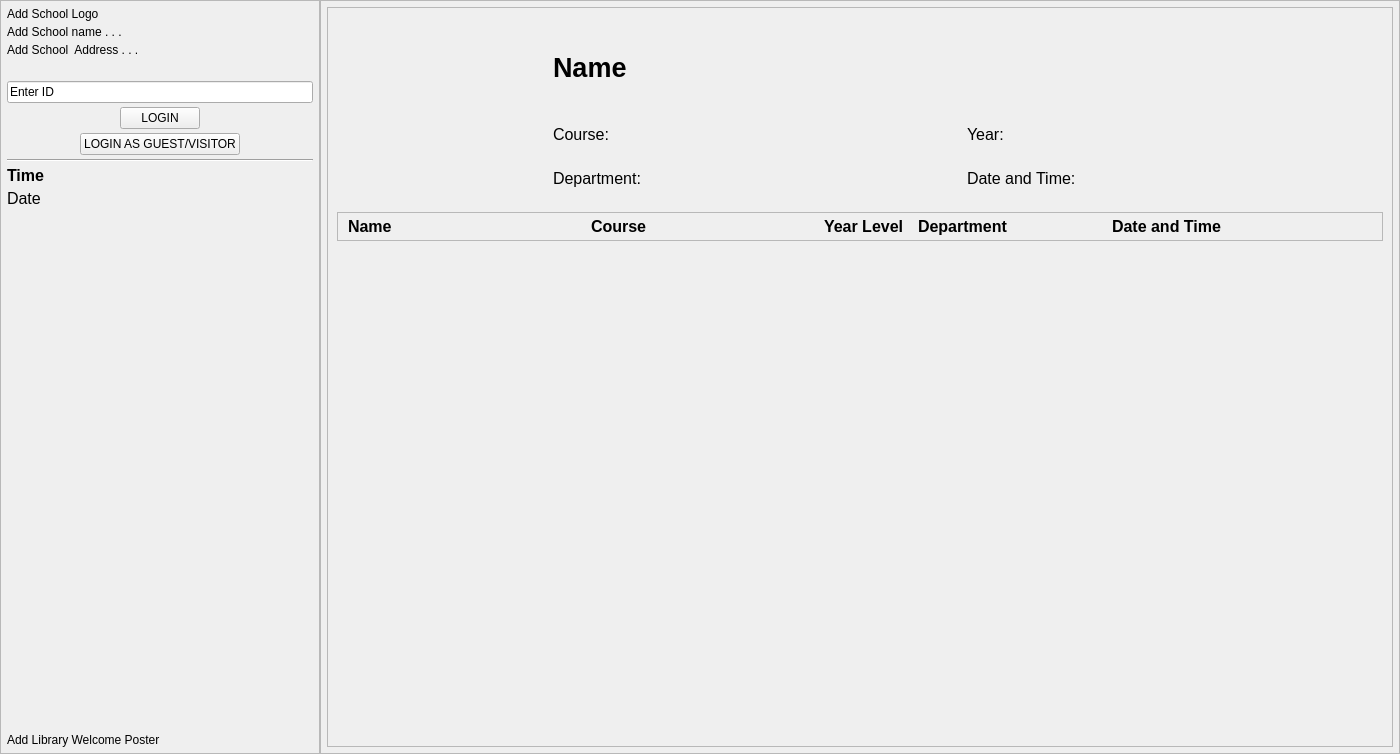
First picture: the form in qt-app/mainwindow.ui, repository lachris320/WITS, before the edit.
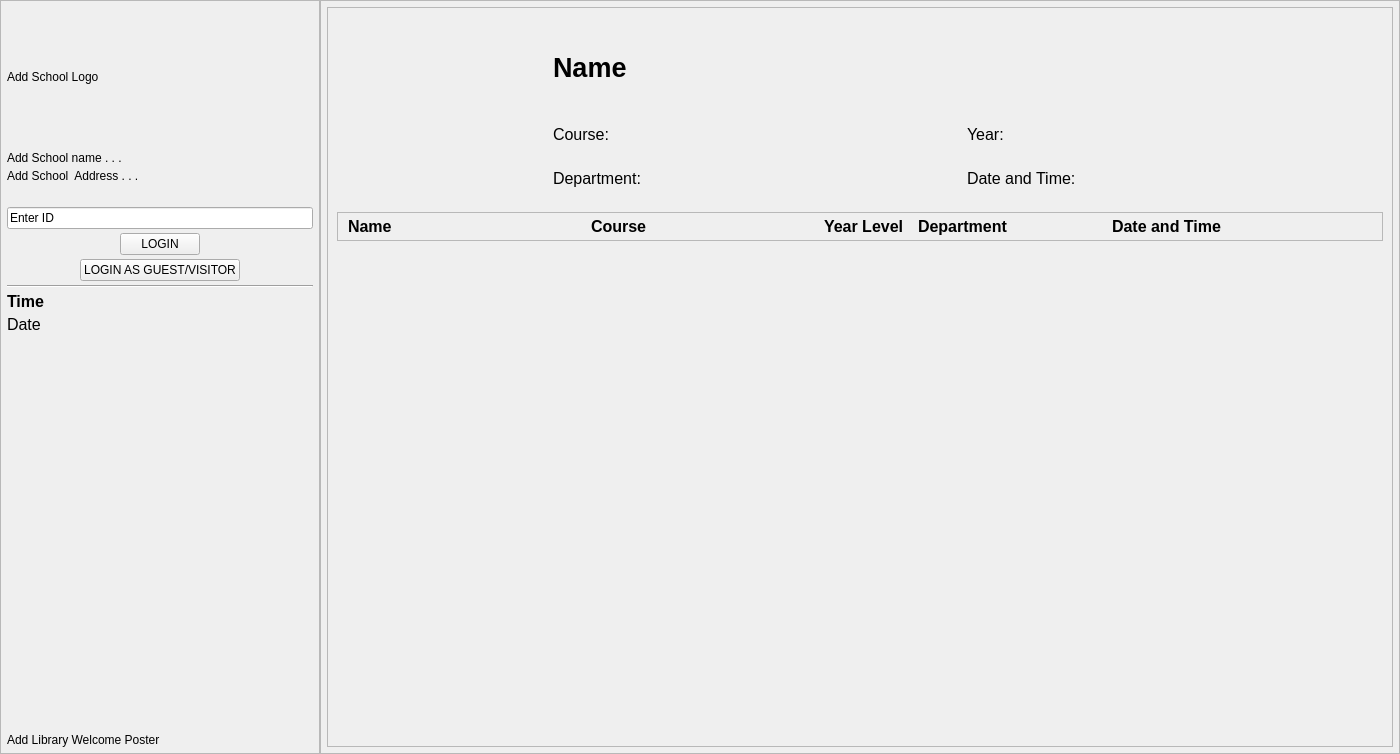
Second picture: the form after the edit.

Commit message:
fix(ui): scale school logo to fill the sidebar
The main-window school logo rendered too small: schLogo_Image had no
minimum size, so the label collapsed to its text-sized footprint and
updateLogo() scaled the pixmap down to match.

Give the label a 140px minimum / 200px maximum height so it fills the
sidebar's top area, and scale the logo into the label's contentsRect()
(respecting the dashed border) while keeping aspect ratio. The max
height keeps the logo from pushing the login field off shorter screens.

Diff of the .ui file:
```diff
--- a/qt-app/mainwindow.ui
+++ b/qt-app/mainwindow.ui
@@ -86,6 +86,18 @@
            <verstretch>0</verstretch>
           </sizepolicy>
          </property>
+         <property name="minimumSize">
+          <size>
+           <width>0</width>
+           <height>140</height>
+          </size>
+         </property>
+         <property name="maximumSize">
+          <size>
+           <width>16777215</width>
+           <height>200</height>
+          </size>
+         </property>
          <property name="text">
           <string>Add School Logo</string>
          </property>
```
The commit also changes 1 other file.
